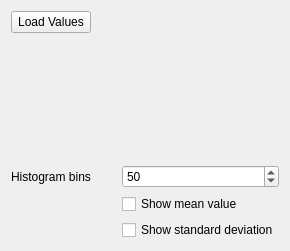
This is src/ui/qgshistogramwidgetbase.ui in qgis/QGIS as Qt 5 draws it before an edit. The edited form follows.
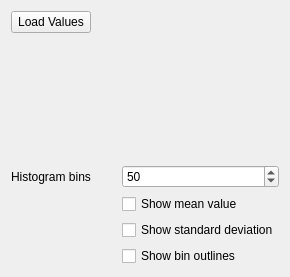
This is the edited form. Custom widgets are drawn as their Qt base class.

Commit message:
Add toggleable outlines for histogram
This adds outlines around the bins in vector layer symbology histograms.
Outlines are shown by default and users can toggle them with a checkbox.
The checked state is stored in the user's settings.
The color of the outlines is taken from the plot's axes to make them
compatible with any UI theme, even dark ones.

Diff of the .ui file:
```diff
--- a/src/ui/qgshistogramwidgetbase.ui
+++ b/src/ui/qgshistogramwidgetbase.ui
@@ -76,6 +76,13 @@
      </property>
     </widget>
    </item>
+   <item row="5" column="2">
+    <widget class="QCheckBox" name="mShowBinOutlinesCheckBox">
+     <property name="text">
+      <string>Show bin outlines</string>
+     </property>
+    </widget>
+   </item>
   </layout>
  </widget>
  <customwidgets>
```
The commit also changes 2 other files.
